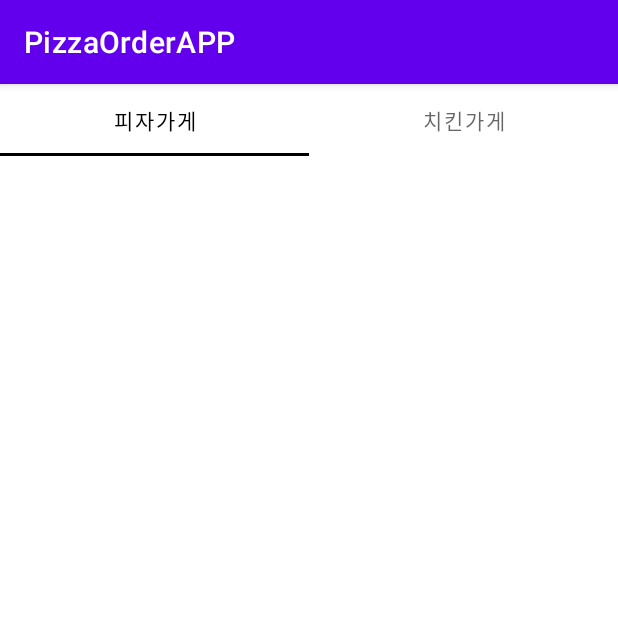
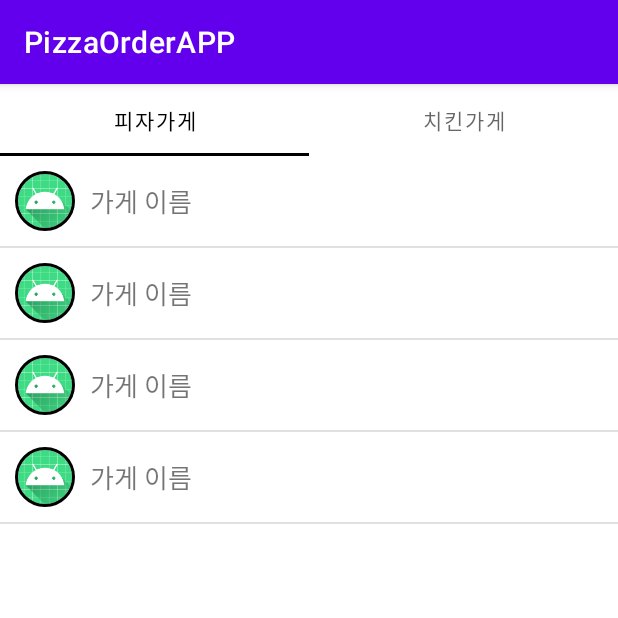
Before and after one commit to wlsdn1252/PizzaOrderAPP, an Android app: the screen it shows after launch (MainActivity), on a phone screen of 412 x 824 dp, the top half of it. Run offline under Robolectric (Android 15) with nearby library versions, the phone set to English and light mode, and no system bars; our stand-ins replace CircleImageView.

Commit message:
실제 데이터 추가 어댑터, 리스트뷰 연결

```diff
--- a/app/src/main/java/com/example/pizzaorderapp/fragments/PizzaStoreListFragment.kt
+++ b/app/src/main/java/com/example/pizzaorderapp/fragments/PizzaStoreListFragment.kt
@@ -6,8 +6,16 @@ import android.view.View
 import android.view.ViewGroup
 import androidx.fragment.app.Fragment
 import com.example.pizzaorderapp.R
+import com.example.pizzaorderapp.adapters.PizzaStoreAdapter
+import com.example.pizzaorderapp.datas.Store
+import kotlinx.android.synthetic.main.fragment_pizza_store_list.*
 
 class PizzaStoreListFragment : Fragment() {
+
+    // ArrayList에 Store를 담아서 멤버 변수로 담아준다.
+    val mPizzaStoreDataList = ArrayList<Store>()
+
+    lateinit var mPizzaStoreAdapter : PizzaStoreAdapter
 
     // fragment_pizza_store_list.xml이랑 연결 시키기
     override fun onCreateView(
@@ -21,5 +29,15 @@ class PizzaStoreListFragment : Fragment() {
     // 동작에 관련된 코드
     override fun onActivityCreated(savedInstanceState: Bundle?) {
         super.onActivityCreated(savedInstanceState)
+
+        mPizzaStoreDataList.add(Store("A피자가게","1111-5555","https://cdn3.iconfinder.com/data/icons/street-food-and-food-trucker-1/64/pizza-fast-food-bake-bread-128.png"))
+        mPizzaStoreDataList.add(Store("B피자가게","1111-1255","https://cdn1.iconfinder.com/data/icons/cartoon-snack/128/pizza-128.png"))
+        mPizzaStoreDataList.add(Store("C피자가게","1111-5435","https://cdn3.iconfinder.com/data/icons/food-set-3/91/Food_C219-128.png"))
+        mPizzaStoreDataList.add(Store("D피자가게","1111-5565","https://cdn0.iconfinder.com/data/icons/fastfood-31/64/pizza-italian-food-fast-fastfood-cheese-piece-128.png"))
+
+        mPizzaStoreAdapter = PizzaStoreAdapter(requireContext(),R.layout.pizza_store_list_item,mPizzaStoreDataList)
+
+        // 리스트뷰에 실제 화면 연결
+        pizzaStoreListView.adapter = mPizzaStoreAdapter
     }
 }
```
